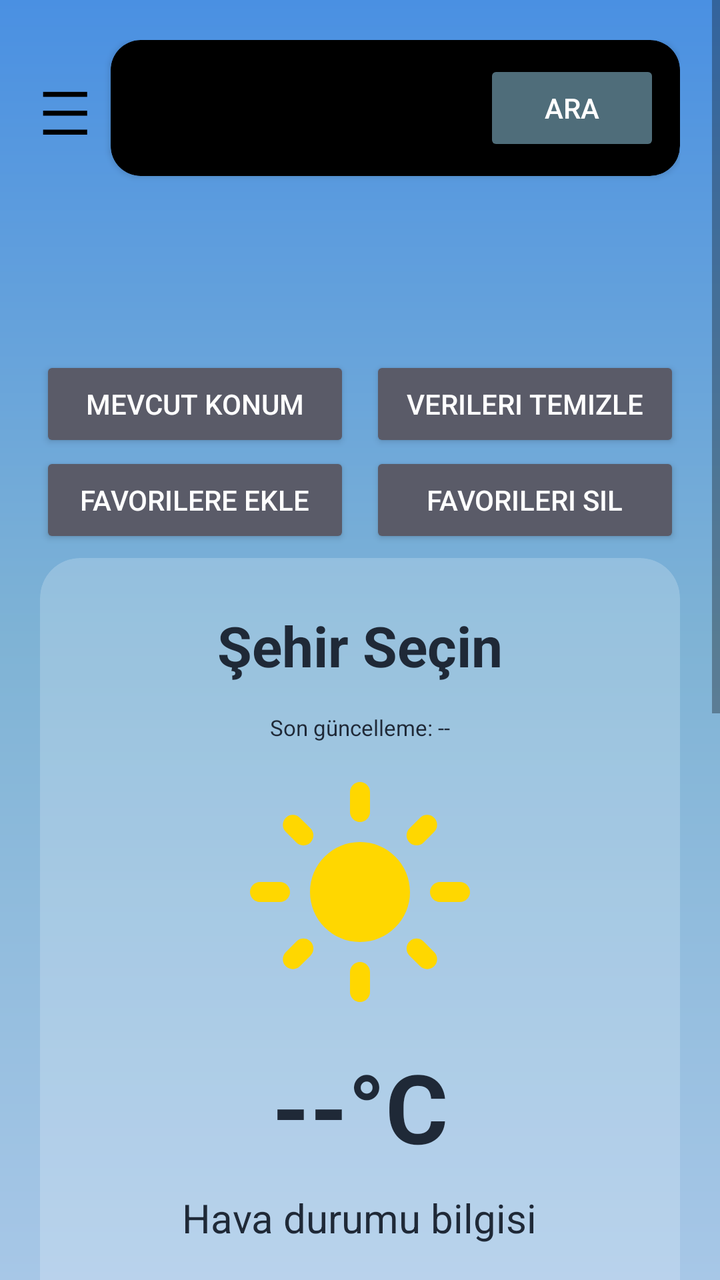
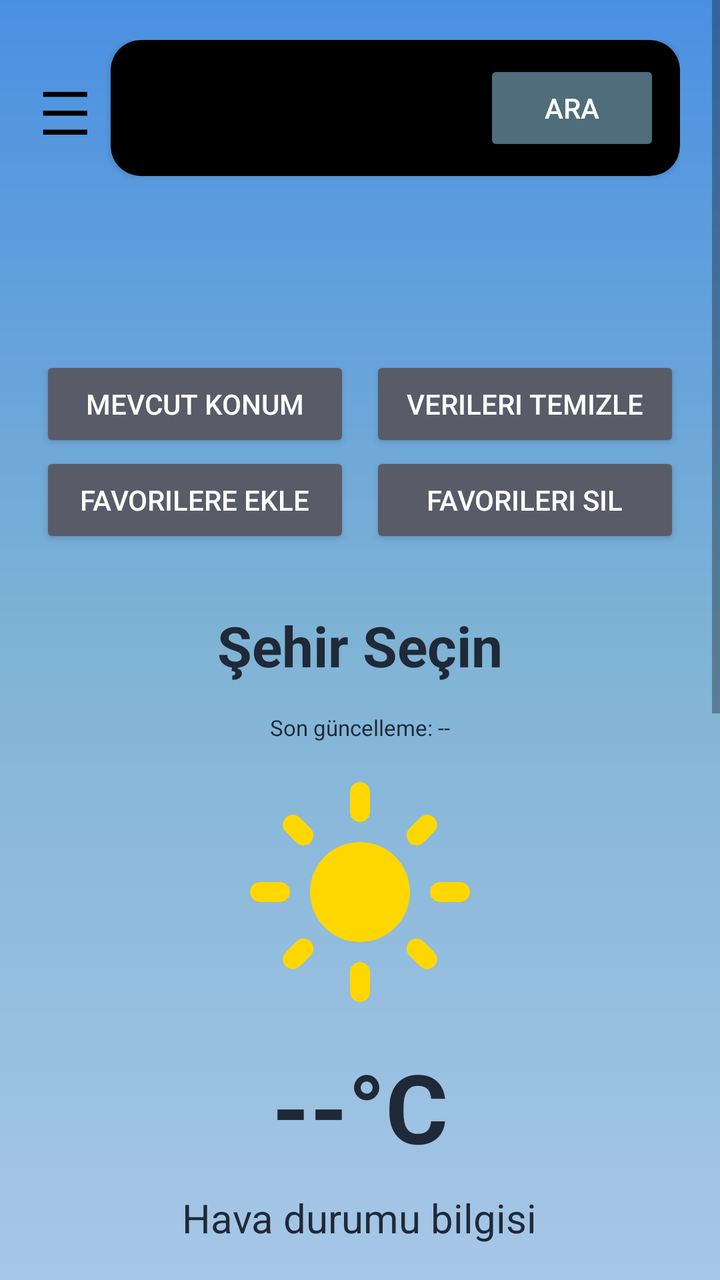

Two renders of the same Android screen: before a commit and after it. Below are the layout's source before the change and the commit's diff.
<!-- AndroidManifest.xml: activity theme Theme.AppCompat.DayNight.DarkActionBar -->
<!-- res/layout/activity_main.xml -->
<?xml version="1.0" encoding="utf-8"?>
<androidx.drawerlayout.widget.DrawerLayout xmlns:android="http://schemas.android.com/apk/res/android"
    xmlns:app="http://schemas.android.com/apk/res-auto"
    android:id="@+id/drawerlayout"
    android:layout_width="match_parent"
    android:layout_height="match_parent">
    <ScrollView
    android:layout_width="match_parent"
    android:layout_height="match_parent"
    android:background="@drawable/background"
    android:id="@+id/rootScroll">
        <LinearLayout
        android:layout_width="match_parent"
        android:layout_height="wrap_content"
        android:orientation="vertical"
        android:padding="20dp">

<LinearLayout
    android:layout_width="match_parent"
    android:layout_height="wrap_content"
    android:orientation="horizontal">
    <TextView
        android:id="@+id/openFavoriCities"
        android:layout_width="0dp"
        android:layout_height="75dp"
        android:layout_weight="0.1"
        android:layout_marginTop="15dp"
        android:textColor="#000000"
        android:text="☰"
        android:fontFamily="sans-serif-medium"
        android:textSize="30dp"/>

    <androidx.cardview.widget.CardView
                android:layout_width="0dp"
                android:layout_height="wrap_content"
                android:layout_weight="0.8"
                android:layout_marginBottom="20dp"
                android:layout_marginLeft="0dp"
                app:cardCornerRadius="15dp"
                app:cardBackgroundColor="#000000">

                <LinearLayout
                    android:layout_width="match_parent"
                    android:layout_height="wrap_content"
                    android:orientation="horizontal"
                    android:padding="10dp">

                    <AutoCompleteTextView
                        android:id="@+id/editTextCity"
                        android:layout_width="0dp"
                        android:layout_height="wrap_content"
                        android:layout_weight="1"
                        android:hint="Şehir adı girin"
                        android:inputType="text"
                        android:padding="12dp"
                        android:textSize="16sp"
                        android:textColor="#ffffff"
                        android:completionThreshold="1"/>

                    <Button
                        android:id="@+id/buttonSearch"
                        android:layout_width="wrap_content"
                        android:layout_height="wrap_content"
                        android:text="Ara"
                        android:textColor="#ffffff"
                        android:backgroundTint="#4f6d7a"
                        android:padding="12dp"/>
                </LinearLayout>
            </androidx.cardview.widget.CardView>
        </LinearLayout>

        

            <ProgressBar
                android:id="@+id/progressBar"
                android:layout_width="wrap_content"
                android:layout_height="wrap_content"
                android:layout_gravity="center_horizontal"
                android:layout_marginTop="10dp"
                android:layout_marginBottom="10dp"
                android:visibility="invisible"/>
    <LinearLayout
    android:layout_width="match_parent"
    android:layout_height="wrap_content"
    android:orientation="horizontal"
    android:layout_marginBottom="0dp"
    android:gravity="center">

    
    <Button
        android:id="@+id/buttonCurrentLocation"
        android:layout_width="0dp"
        android:layout_height="wrap_content"
        android:layout_weight="1"
        android:text="Mevcut Konum"
        android:textColor="#ffffff"
        android:backgroundTint="#5A5B68"
        android:textSize="14sp"
        android:padding="12dp"
        android:layout_marginEnd="5dp"
        android:fontFamily="sans-serif-medium"
        app:cornerRadius="15dp"/>

    <Button
        android:id="@+id/buttonClearAll"
        android:layout_width="0dp"
        android:layout_height="wrap_content"
        android:layout_marginStart="5dp"
        android:layout_weight="1"
        android:enabled="true"
        android:fontFamily="sans-serif-medium"
        android:padding="12dp"
        android:text="Verileri Temizle"
        android:textColor="#ffffff"
        android:backgroundTint="#5A5B68"
        android:textSize="14sp"
        app:cornerRadius="15dp" />
</LinearLayout>
    <LinearLayout
        android:layout_width="match_parent"
        android:layout_height="wrap_content"
        android:orientation="horizontal"
        android:layout_marginBottom="5dp"
        android:gravity="center">

        
        <Button
            android:id="@+id/buttonAddFavori"
            android:layout_width="0dp"
            android:layout_height="wrap_content"
            android:layout_weight="1"
            android:text="Favorilere Ekle"
            android:textColor="#ffffff"
            android:backgroundTint="#5A5B68"
            android:textSize="14sp"
            android:padding="12dp"
            android:layout_marginEnd="5dp"
            android:fontFamily="sans-serif-medium"
            app:cornerRadius="15dp"/>

        
        <Button
            android:id="@+id/buttondeleteALlFavori"
            android:layout_width="0dp"
            android:layout_height="wrap_content"
            android:layout_weight="1"
            android:text="Favorileri Sil"
            android:textColor="#ffffff"
            android:backgroundTint="#5A5B68"
            android:textSize="14sp"
            android:padding="12dp"
            android:layout_marginStart="5dp"
            android:enabled="true"
            android:fontFamily="sans-serif-medium"
            app:cornerRadius="15dp"/>
    </LinearLayout>
        
        <androidx.cardview.widget.CardView
            android:layout_width="match_parent"
            android:layout_height="wrap_content"
            app:cardCornerRadius="20dp"
            app:cardElevation="0dp"
            android:layout_marginBottom="15dp"
            app:cardBackgroundColor="#33FFFFFF">

            <LinearLayout
                android:layout_width="match_parent"
                android:layout_height="wrap_content"
                android:orientation="vertical"
                android:padding="25dp"
                android:gravity="center">


                
                <TextView
                    android:id="@+id/textViewCityName"
                    android:layout_width="wrap_content"
                    android:layout_height="wrap_content"
                    android:text="Şehir Seçin"
                    android:textSize="28sp"
                    android:textStyle="bold"
                    android:textColor="#1f2937"
                    android:layout_marginBottom="15dp"/>

                
                <TextView
                    android:id="@+id/textViewLastUpdate"
                    android:layout_width="wrap_content"
                    android:layout_height="wrap_content"
                    android:text="Son güncelleme: --"
                    android:textSize="11sp"
                    android:textColor="#1f2937"
                    android:layout_marginBottom="15dp" />

                
                <ImageView
                    android:id="@+id/imageViewWeatherIcon"
                    android:layout_width="120dp"
                    android:layout_height="120dp"
                    android:src="@drawable/icon_sunny"
                    android:layout_marginBottom="15dp"/>

                
                <TextView
                    android:id="@+id/textViewTemperature"
                    android:layout_width="wrap_content"
                    android:layout_height="wrap_content"
                    android:text="--°C"
                    android:textSize="48sp"
                    android:textStyle="bold"
                    android:textColor="#1f2937"
                    android:layout_marginBottom="10dp"/>

                
                <TextView
                    android:id="@+id/textViewDescription"
                    android:layout_width="wrap_content"
                    android:layout_height="wrap_content"
                    android:text="Hava durumu bilgisi"
                    android:textSize="20sp"
                    android:textColor="#1f2937"
                    android:layout_marginBottom="20dp"/>

                
                <LinearLayout
                    android:layout_width="match_parent"
                    android:layout_height="wrap_content"
                    android:orientation="vertical">

                    
                    <LinearLayout
                        android:layout_width="match_parent"
                        android:layout_height="wrap_content"
                        android:orientation="horizontal"
                        android:layout_marginBottom="15dp">

                        
                        <LinearLayout
                            android:layout_width="0dp"
                            android:layout_height="wrap_content"
                            android:layout_weight="1"
                            android:orientation="vertical">

                            <ImageView
                                android:layout_width="35dp"
                                android:layout_height="35dp"
                                android:src="@drawable/icon_humidity"
                                android:layout_gravity="center"
                                android:layout_marginTop="5dp"/>

                            <TextView
                                android:id="@+id/textViewHumidity"
                                android:layout_width="wrap_content"
                                android:layout_height="wrap_content"
                                android:text="Nem: --%"
                                android:textSize="13sp"
                                android:textColor="#1f2937"
                                android:layout_gravity="center_horizontal"
                                android:layout_marginTop="15dp"
                                android:layout_marginBottom="0dp"/>
                        </LinearLayout>

                        <LinearLayout
                            android:layout_width="0dp"
                            android:layout_height="wrap_content"
                            android:layout_weight="1"
                            android:orientation="vertical">

                            <TextView
                                android:layout_width="35dp"
                                android:layout_height="35dp"
                                android:layout_marginTop="1dp"
                                android:layout_marginBottom="16dp"
                                android:text="📊"
                                android:textSize="30sp"
                                android:layout_gravity="center_horizontal"/>

                            <TextView
                                android:id="@+id/textViewPressure"
                                android:layout_width="wrap_content"
                                android:layout_height="wrap_content"
                                android:text="Basınç: -- hPa"
                                android:textColor="#1f2937"
                                android:textSize="13sp"
                                android:layout_gravity="center_horizontal"
                                android:layout_marginBottom="0dp"/>
                        </LinearLayout>

                    </LinearLayout>

                    
                    <LinearLayout
                        android:layout_width="match_parent"
                        android:layout_height="80dp"
                        android:orientation="horizontal"
                        android:gravity="center">

                        
                        <LinearLayout
                            android:layout_width="0dp"
                            android:layout_height="wrap_content"
                            android:layout_weight="1"
                            android:orientation="vertical"
                            android:gravity="center">

                            <ImageView
                                android:id="@+id/imageViewWindTurbine"
                                android:layout_width="48dp"
                                android:rotation="0"
                                android:scaleType="centerInside"
                                android:layout_height="48dp"
                                android:src="@drawable/winddirection"
                                android:layout_margin="0dp"/>

                            <TextView
                                android:id="@+id/textViewWindSpeed"
                                android:layout_width="wrap_content"
                                android:layout_height="wrap_content"
                                android:text="Rüzgar: -- m/s"
                                android:textSize="13sp"
                                android:textColor="#1f2937"/>
                        </LinearLayout>

                        
                        <LinearLayout
                            android:layout_width="0dp"
                            android:layout_height="wrap_content"
                            android:layout_weight="1"
                            android:orientation="vertical"
                            android:gravity="center">

                            <ImageView
                                android:layout_width="35dp"
                                android:layout_height="35dp"
                                android:src="@drawable/icon_cloudy"
                                android:layout_marginBottom="7dp"/>
                            <TextView
                                android:id="@+id/textViewCloudiness"
                                android:layout_width="wrap_content"
                                android:layout_height="wrap_content"
                                android:text="Bulut Oranı: %0"
                                android:textSize="13sp"
                                android:textColor="#1f2937"/>

                        </LinearLayout>

                    </LinearLayout>
                </LinearLayout>
            </LinearLayout>
        </androidx.cardview.widget.CardView>
<TextView
    android:id="@+id/TextViewAIAdvice"
    android:layout_width="match_parent"
    android:layout_height="wrap_content"
    android:layout_marginTop="15dp"
    android:layout_marginBottom="10dp"
    android:background="@drawable/general_component_background"
    android:drawablePadding="10dp"
    android:fontFamily="sans-serif-medium"
    android:gravity="center_vertical"
    android:padding="16dp"
    android:text="Hava durumu verisi geldiğinde AI tavsiyesi burada görünecek."
    android:textColor="#aaaaaa"
    android:textSize="16sp"
    android:fontStyle="italic"
    app:drawableTint="#4f6d7a"
    />



        

    <LinearLayout
        android:layout_width="match_parent"
        android:layout_height="100dp"
        android:orientation="horizontal"
        android:padding="12dp"
        android:gravity="center">
            <Button
                android:id="@+id/buttonForecast"
                android:layout_width="0dp"
                android:layout_height="match_parent"
                android:layout_weight="1"
                android:text="5 Günlük Tahmin"
                android:textColor="#ffffff"
                android:backgroundTint="#5A5B68"
                android:textSize="14sp"
                android:textStyle="bold"
                android:padding="15dp"
                android:enabled="false"
                android:layout_marginEnd="5dp"
                app:cornerRadius="15dp"/>

            <Button
                android:id="@+id/buttonHourlyForecast"
                android:layout_width="0dp"
                android:layout_height="match_parent"
                android:layout_weight="1"
                android:text=" 72 Saatlik Tahmin"
                android:textColor="#ffffff"
                android:backgroundTint="#5A5B68"
                android:textSize="14sp"
                android:textStyle="bold"
                android:padding="15dp"
                android:enabled="false"
                android:layout_marginStart="5dp"
                app:cornerRadius="15dp"/>
            </LinearLayout>
            <Button
                android:id="@+id/btnStations"
                android:layout_width="match_parent"
                android:layout_height="wrap_content"
                android:layout_marginTop="8dp"
                android:layout_marginBottom="20dp"
                android:text="Geçmiş Hava Durumu İstasyonları"
                android:textColor="#FFFFFF"
                android:textSize="15sp"
                android:textStyle="bold"
                android:fontFamily="sans-serif-medium"
                android:padding="16dp"
                android:backgroundTint="#5A5B68" />
        </LinearLayout>
    </ScrollView>
    <LinearLayout
        android:layout_width="280dp"
        android:layout_height="match_parent"
        android:orientation="vertical"
        android:background="@android:color/white"
        android:padding="0dp"
        android:layout_gravity="start">


        <androidx.recyclerview.widget.RecyclerView
            android:id="@+id/recyclerFavorites"
            android:layout_width="match_parent"
            android:layout_height="0dp"
            android:layout_weight="1"
            android:layout_margin="0dp"
            android:padding="0dp"
            android:scrollbars="vertical"/>
    </LinearLayout>


</androidx.drawerlayout.widget.DrawerLayout>
<!-- resources referenced by this layout -->
<resources>
  <!-- drawable background (drawable) -->
  <?xml version="1.0" encoding="utf-8"?>
  <shape xmlns:android="http://schemas.android.com/apk/res/android">
      <gradient
          android:startColor="#4A90E2"
          android:centerColor="#7FB3D5"
          android:endColor="#A7C7E7"
          android:angle="270"/>
  </shape>
  <!-- drawable general_component_background (drawable) -->
  <shape xmlns:android="http://schemas.android.com/apk/res/android">
      <gradient
          android:startColor="#000000"
          android:centerColor="#0C2B4E"
          android:endColor="#1A3D64"
          android:angle="270"/>
  </shape>
  <!-- drawable icon_cloudy (drawable) -->
  <?xml version="1.0" encoding="utf-8"?>
  <vector xmlns:android="http://schemas.android.com/apk/res/android"
      android:width="24dp"
      android:height="24dp"
      android:viewportWidth="24"
      android:viewportHeight="24">
  
      <path
          android:fillColor="#B0C4DE"
          android:pathData="M19.35,10.04C18.67,6.59 15.64,4 12,4c-3.64,0 -6.67,2.59 -7.35,6.04C2.34,10.36 0,12.91 0,16c0,3.31 2.69,6 6,6h13c2.76,0 5,-2.24 5,-5 0,-2.64 -2.05,-4.78 -4.65,-4.96zM19,20H6c-2.21,0 -4,-1.79 -4,-4s1.79,-4 4,-4h0.71C7.37,9.69 9.48,8 12,8c3.04,0 5.5,2.46 5.5,5.5v0.5H19c1.66,0 3,1.34 3,3s-1.34,3 -3,3z"/>
  </vector>
  <!-- drawable icon_humidity (drawable) -->
  <?xml version="1.0" encoding="utf-8"?>
  <vector xmlns:android="http://schemas.android.com/apk/res/android"
      android:width="24dp"
      android:height="24dp"
      android:viewportWidth="24"
      android:viewportHeight="24">
  
      <path
          android:fillColor="#4682B4"
          android:pathData="M12,2c-5.33,4.55 -8,8.48 -8,11.8 0,4.98 3.8,8.2 8,8.2s8,-3.22 8,-8.2c0,-3.32 -2.67,-7.25 -8,-11.8zM7.83,14c0.37,0 0.67,0.26 0.74,0.62 0.41,2.22 2.28,2.98 3.64,2.87 0.43,-0.02 0.79,0.32 0.79,0.75 0,0.4 -0.32,0.73 -0.72,0.75 -2.13,0.13 -4.62,-1.09 -5.19,-4.12 -0.07,-0.36 0.17,-0.72 0.53,-0.79 0.05,-0.01 0.11,-0.01 0.16,-0.01z"/>
  </vector>
  <!-- drawable winddirection (drawable) -->
  <?xml version="1.0" encoding="utf-8"?>
  <vector xmlns:android="http://schemas.android.com/apk/res/android"
      android:width="24dp"
      android:height="24dp"
      android:viewportWidth="24"
      android:viewportHeight="24">
  
      
      <path
          android:fillColor="#FF000000"
          android:pathData="M12,2 L12,18"
          android:strokeWidth="2"
          android:strokeColor="#FF000000"
          android:strokeLineCap="round" />
  
      
      <path
          android:fillColor="#FF000000"
          android:pathData="M5,9 L12,2 L19,9"
          android:strokeWidth="2"
          android:strokeColor="#FF000000"
          android:strokeLineCap="round"
          android:strokeLineJoin="round" />
  
  </vector>
  <!-- unchanged entries left out for length: 1 -->
</resources>

<!-- the commit's change to res/layout/activity_main.xml (unified diff, before → after) -->
@@ -50,7 +50,7 @@
                         android:layout_width="0dp"
                         android:layout_height="wrap_content"
                         android:layout_weight="1"
-                        android:hint="Şehir adı girin"
+                        android:hint="@string/enter_city"
                         android:inputType="text"
                         android:padding="12dp"
                         android:textSize="16sp"
@@ -61,7 +61,7 @@
                         android:id="@+id/buttonSearch"
                         android:layout_width="wrap_content"
                         android:layout_height="wrap_content"
-                        android:text="Ara"
+                        android:text="@string/search"
                         android:textColor="#ffffff"
                         android:backgroundTint="#4f6d7a"
                         android:padding="12dp"/>
@@ -161,7 +161,7 @@
             app:cardCornerRadius="20dp"
             app:cardElevation="0dp"
             android:layout_marginBottom="15dp"
-            app:cardBackgroundColor="#33FFFFFF">
+            app:cardBackgroundColor="#00FFFFFF">
 
             <LinearLayout
                 android:layout_width="match_parent"
@@ -176,7 +176,7 @@
                     android:id="@+id/textViewCityName"
                     android:layout_width="wrap_content"
                     android:layout_height="wrap_content"
-                    android:text="Şehir Seçin"
+                    android:text="@string/select_city"
                     android:textSize="28sp"
                     android:textStyle="bold"
                     android:textColor="#1f2937"
<!-- resource entries referenced after the edit -->
@@ -67,6 +67,9 @@
           android:strokeLineJoin="round" />
   
   </vector>
+  <string name="enter_city">Şehir adı girin</string>
+  <string name="search">Ara</string>
+  <string name="select_city">Şehir Seçin</string>
   <!-- unchanged entries left out for length: 1 -->
 </resources>
 
